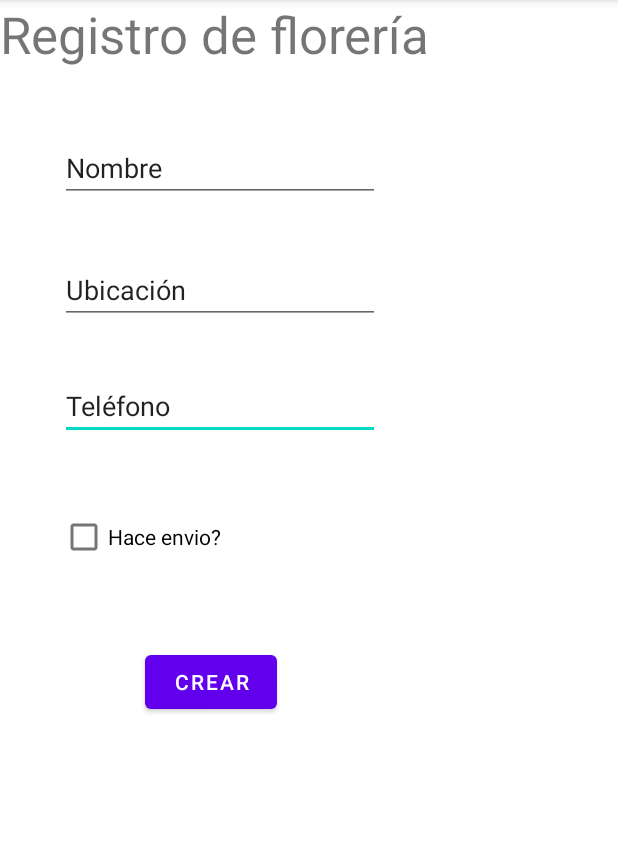
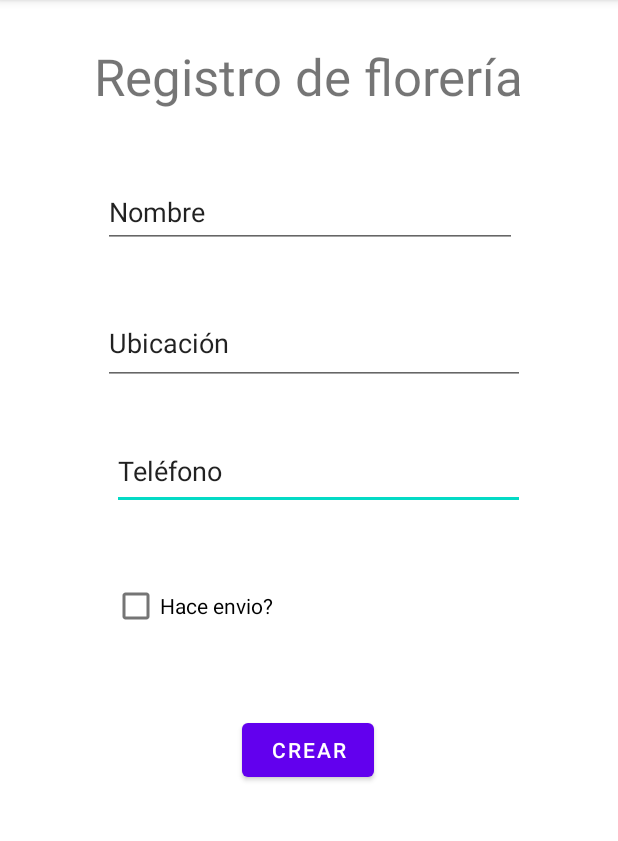
Before and after one commit to 2023-a-moviles-computacion/vivas-catota-karla-vanessa-mov-com, an Android app: the CrearFloreria screen opened directly, with no data from a screen before it, on a phone screen of 412 x 824 dp, the part 84-925 px from its top. Run offline under Robolectric (Android 15) with nearby library versions, the phone set to English and light mode, and no system bars.

Commit message:
ancla de crear floreria

```diff
--- a/Examen01-KV/app/src/main/res/layout/activity_crear_floreria.xml
+++ b/Examen01-KV/app/src/main/res/layout/activity_crear_floreria.xml
@@ -10,15 +10,17 @@
         android:id="@+id/textView"
         android:layout_width="wrap_content"
         android:layout_height="wrap_content"
+        android:layout_marginTop="28dp"
         android:text="Registro de florería"
         android:textSize="34sp"
-        tools:layout_editor_absoluteX="63dp"
-        tools:layout_editor_absoluteY="30dp" />
+        app:layout_constraintEnd_toEndOf="parent"
+        app:layout_constraintStart_toStartOf="parent"
+        app:layout_constraintTop_toTopOf="parent" />
 
     <EditText
         android:id="@+id/editTextPhone"
-        android:layout_width="wrap_content"
-        android:layout_height="wrap_content"
+        android:layout_width="275dp"
+        android:layout_height="51dp"
         android:layout_marginTop="32dp"
         android:ems="10"
         android:inputType="phone"
@@ -30,8 +32,8 @@
 
     <EditText
         android:id="@+id/editTextTextPersonName2"
-        android:layout_width="wrap_content"
-        android:layout_height="wrap_content"
+        android:layout_width="281dp"
+        android:layout_height="55dp"
         android:layout_marginTop="36dp"
         android:ems="10"
         android:inputType="textPersonName"
@@ -43,8 +45,8 @@
 
     <EditText
         android:id="@+id/editTextTextPersonName"
-        android:layout_width="wrap_content"
-        android:layout_height="wrap_content"
+        android:layout_width="276dp"
+        android:layout_height="48dp"
         android:layout_marginTop="44dp"
         android:ems="10"
         android:inputType="textPersonName"
@@ -56,8 +58,8 @@
 
     <CheckBox
         android:id="@+id/checkBox"
-        android:layout_width="213dp"
-        android:layout_height="49dp"
+        android:layout_width="280dp"
+        android:layout_height="48dp"
         android:layout_marginTop="40dp"
         android:text="Hace envio?"
         app:layout_constraintEnd_toEndOf="@+id/editTextPhone"
```
